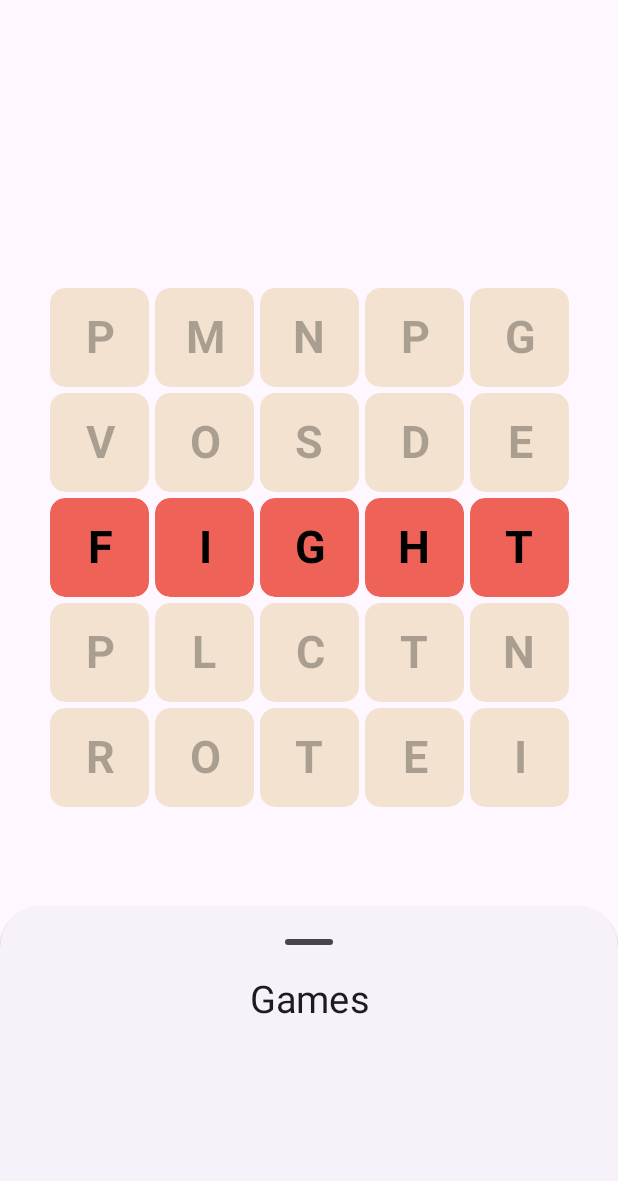
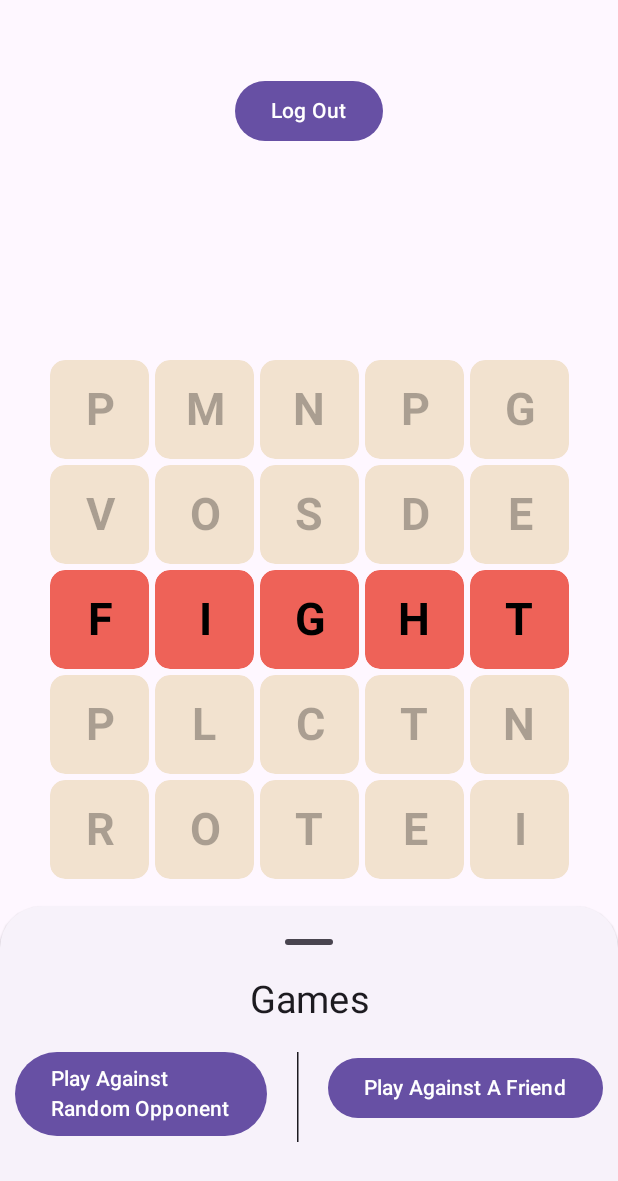
Before and after one commit to Bdavis49382/WordfightMobile, an Android app built with Jetpack Compose: the screen it shows after launch (MainActivity), on a phone screen of 412 x 824 dp. Shown: the top 1181 px of the screen. Run offline under Robolectric (Android 15) with nearby library versions, the phone set to English and light mode, and no system bars; our stand-ins replace Firebase (no records; nobody signed in at launch, a user with empty details on screens opened directly); 1 statement that could not run was skipped.

Commit message:
https://trello.com/c/lGSGHyOU/14-make-random-game-creation-work

```diff
--- a/app/src/main/java/com/wordfightmobile/MainActivity.kt
+++ b/app/src/main/java/com/wordfightmobile/MainActivity.kt
@@ -16,8 +16,10 @@ import androidx.compose.foundation.layout.fillMaxSize
 import androidx.compose.foundation.layout.height
 import androidx.compose.foundation.layout.padding
 import androidx.compose.material3.BottomSheetScaffold
+import androidx.compose.material3.Button
 import androidx.compose.material3.ExperimentalMaterial3Api
 import androidx.compose.material3.MaterialTheme
+import androidx.compose.material3.Text
 import androidx.compose.material3.darkColorScheme
 import androidx.compose.material3.lightColorScheme
 import androidx.compose.material3.rememberBottomSheetScaffoldState
@@ -42,6 +44,7 @@ import com.wordfightmobile.ui.GridSize
 import com.wordfightmobile.ui.theme.WordfightMobileTheme
 import com.wordfightmobile.viewModels.AuthViewModel
 import com.wordfightmobile.viewModels.GamesViewModel
+import kotlinx.coroutines.launch
 
 class MainActivity : ComponentActivity() {
     @OptIn(ExperimentalMaterial3Api::class)
@@ -102,8 +105,21 @@ class MainActivity : ComponentActivity() {
                         Column(modifier = Modifier.padding(innerPadding),
                             horizontalAlignment =  Alignment.CenterHorizontally
                             ) {
-                            Spacer(modifier = Modifier.height(150.dp))
-                            Crossfade(hasGame, animationSpec = tween(3000, delayMillis = 400)) { hasGame ->
+                            Button({
+                                scope.launch {
+                                    authViewModel.logout(credentialManager)
+                                    authViewModel.login(scope,credentialManager,context) {
+                                        gamesViewModel.getGames()
+                                        gamesViewModel.gameId.value = null
+                                    }
+                                } },
+                                modifier = Modifier.padding(top = 50.dp)) {
+                                Text(
+                                    "Log Out"
+                                )
+                            }
+                            Spacer(modifier = Modifier.height(100.dp))
+                            Crossfade(hasGame, animationSpec = tween(4000, delayMillis = 600)) { hasGame ->
                                 if (!hasGame) {
                                     Column {
                                         Spacer(modifier = Modifier.height(40.dp))
--- /dev/null
+++ b/app/src/main/java/com/wordfightmobile/ui/CreateGameBar.kt
@@ -0,0 +1,53 @@
+package com.wordfightmobile.ui
+
+import android.widget.Toast
+import androidx.compose.foundation.layout.Arrangement
+import androidx.compose.foundation.layout.Row
+import androidx.compose.foundation.layout.fillMaxWidth
+import androidx.compose.foundation.layout.height
+import androidx.compose.foundation.layout.padding
+import androidx.compose.foundation.layout.width
+import androidx.compose.material3.BottomSheetScaffoldState
+import androidx.compose.material3.Button
+import androidx.compose.material3.ExperimentalMaterial3Api
+import androidx.compose.material3.MaterialTheme
+import androidx.compose.material3.Text
+import androidx.compose.material3.VerticalDivider
+import androidx.compose.runtime.Composable
+import androidx.compose.runtime.rememberCoroutineScope
+import androidx.compose.ui.Modifier
+import androidx.compose.ui.platform.LocalContext
+import androidx.compose.ui.unit.dp
+import androidx.lifecycle.viewmodel.compose.viewModel
+import com.wordfightmobile.viewModels.GamesViewModel
+import kotlinx.coroutines.launch
+
+@OptIn(ExperimentalMaterial3Api::class)
+@Composable
+fun CreateGameBar(scaffoldState: BottomSheetScaffoldState) {
+    val scope = rememberCoroutineScope()
+    val viewModel : GamesViewModel = viewModel()
+    val context = LocalContext.current
+
+    Row(modifier = Modifier.fillMaxWidth(), horizontalArrangement = Arrangement.SpaceEvenly) {
+        Button({
+            scope.launch {
+                viewModel.createGame()
+                scaffoldState.bottomSheetState.partialExpand()
+                Toast.makeText(context, "Finding game for you...", Toast.LENGTH_SHORT).show()
+            }
+        }) {
+            Text(
+                text = "Play Against Random Opponent", modifier = Modifier.width(120.dp))
+        }
+        VerticalDivider(color = MaterialTheme.colorScheme.onBackground, modifier = Modifier.height(60.dp).padding(horizontal = 10.dp))
+        Button({
+            scope.launch {
+                Toast.makeText(context, "Not implemented yet.", Toast.LENGTH_LONG).show()
+            }
+        }) {
+            Text(
+                text = "Play Against A Friend")
+        }
+    }
+}
--- a/app/src/main/java/com/wordfightmobile/ui/GameScreen.kt
+++ b/app/src/main/java/com/wordfightmobile/ui/GameScreen.kt
@@ -1,5 +1,6 @@
 package com.wordfightmobile.ui
 
+import android.widget.Toast
 import androidx.compose.foundation.layout.Column
 import androidx.compose.foundation.layout.fillMaxWidth
 import androidx.compose.foundation.layout.height
@@ -12,6 +13,7 @@ import androidx.compose.runtime.getValue
 import androidx.compose.runtime.remember
 import androidx.compose.ui.Alignment
 import androidx.compose.ui.Modifier
+import androidx.compose.ui.platform.LocalContext
 import androidx.compose.ui.text.font.FontWeight
 import androidx.compose.ui.text.style.TextAlign
 import androidx.compose.ui.unit.dp
@@ -25,6 +27,7 @@ import com.wordfightmobile.viewModels.GamesViewModel
 fun GameScreen(game: Game) {
     val gamesViewModel: GamesViewModel = viewModel()
     val authViewModel : AuthViewModel = viewModel()
+    val context = LocalContext.current
     val isTurn by remember { derivedStateOf {
         game.turn == authViewModel.uid
     } }
@@ -48,6 +51,7 @@ fun GameScreen(game: Game) {
         if (isTurn) {
             Button({
                 gamesViewModel.submitWord()
+                Toast.makeText(context, "Submitting...", Toast.LENGTH_LONG).show()
             }) {
                 Text("Submit")
             }
--- a/app/src/main/java/com/wordfightmobile/ui/GameSummary.kt
+++ b/app/src/main/java/com/wordfightmobile/ui/GameSummary.kt
@@ -60,10 +60,9 @@ fun GameSummary(game: Game, scaffoldState: BottomSheetScaffoldState) {
             GameGrid(game.blocks, GridSize.Small, clickEnabled = false, onClick = { onClick()})
         }
         Column {
-            Text(if (game.players[0] == authViewModel.uid) game.players[1] else game.players[0])
+            Text(if (game.players[0] == authViewModel.uid) game.playerNames[1] else game.playerNames[0])
             Text(if (game.turn == authViewModel.uid) "Your Turn" else "Their Turn")
             Text("Last Move: " + formatDate(game.lastMove.toInstant()))
-
         }
     }
 }
--- a/app/src/main/java/com/wordfightmobile/ui/GamesSheet.kt
+++ b/app/src/main/java/com/wordfightmobile/ui/GamesSheet.kt
@@ -6,20 +6,15 @@ import androidx.compose.animation.Crossfade
 import androidx.compose.animation.core.tween
 import androidx.compose.foundation.layout.Arrangement
 import androidx.compose.foundation.layout.Column
-import androidx.compose.foundation.layout.Row
 import androidx.compose.foundation.layout.Spacer
 import androidx.compose.foundation.layout.fillMaxWidth
 import androidx.compose.foundation.layout.height
 import androidx.compose.foundation.layout.padding
-import androidx.compose.foundation.layout.width
 import androidx.compose.foundation.lazy.LazyColumn
 import androidx.compose.foundation.lazy.items
 import androidx.compose.material3.BottomSheetScaffoldState
-import androidx.compose.material3.Button
 import androidx.compose.material3.ExperimentalMaterial3Api
-import androidx.compose.material3.MaterialTheme
 import androidx.compose.material3.Text
-import androidx.compose.material3.VerticalDivider
 import androidx.compose.runtime.Composable
 import androidx.compose.runtime.derivedStateOf
 import androidx.compose.runtime.getValue
@@ -32,20 +27,18 @@ import androidx.compose.ui.unit.dp
 import androidx.compose.ui.unit.sp
 import androidx.lifecycle.viewmodel.compose.viewModel
 import com.wordfightmobile.viewModels.GamesViewModel
-import kotlinx.coroutines.launch
 
 @RequiresApi(Build.VERSION_CODES.S)
 @OptIn(ExperimentalMaterial3Api::class)
 @Composable
 fun GamesSheet(scaffoldState: BottomSheetScaffoldState) {
     val viewModel : GamesViewModel = viewModel()
-    val scope = rememberCoroutineScope()
     val hasGames by remember {
         derivedStateOf {
             viewModel.games.isNotEmpty()
         }
     }
-    Crossfade(hasGames, animationSpec = tween(500)) {
+    Crossfade(hasGames, animationSpec = tween(700)) {
         if (it) {
             LazyColumn(verticalArrangement = Arrangement.spacedBy(20.dp),
                 horizontalAlignment = Alignment.Start,
@@ -59,25 +52,7 @@ fun GamesSheet(scaffoldState: BottomSheetScaffoldState) {
                     GameSummary(it, scaffoldState)
                 }
                 item {
-                    Row(modifier = Modifier.fillMaxWidth(), horizontalArrangement = Arrangement.SpaceEvenly) {
-                        Button({
-                            scope.launch {
-                                viewModel.createGame()
-                            }
-                        }) {
-                            Text(
-                                text = "Play Against Random Opponent", modifier = Modifier.width(120.dp))
-                        }
-                        VerticalDivider(color = MaterialTheme.colorScheme.onBackground, modifier = Modifier.height(60.dp).padding(horizontal = 10.dp))
-                        Button({
-                            scope.launch {
-                                viewModel.createGame()
-                            }
-                        }) {
-                            Text(
-                                text = "Play Against A Friend")
-                        }
-                    }
+                    CreateGameBar(scaffoldState)
                 }
                 item {
                     Spacer(modifier = Modifier.height(50.dp))
@@ -89,6 +64,8 @@ fun GamesSheet(scaffoldState: BottomSheetScaffoldState) {
                 Text("Games", fontSize = 25.sp,
                     textAlign = TextAlign.Center,
                     modifier = Modifier.fillMaxWidth())
+                Spacer(modifier = Modifier.height(20.dp))
+                CreateGameBar(scaffoldState)
             }
 
         }
--- a/app/src/main/java/com/wordfightmobile/viewModels/AuthViewModel.kt
+++ b/app/src/main/java/com/wordfightmobile/viewModels/AuthViewModel.kt
@@ -97,6 +97,7 @@ class AuthViewModel: ViewModel() {
                             db.collection("users").document(auth.uid.toString()).set(mapOf("name" to auth.currentUser?.displayName))
                         }
                     }
+                    uid = task.result.user?.uid
                     after()
                 }
             }
--- a/app/src/main/java/com/wordfightmobile/viewModels/GamesViewModel.kt
+++ b/app/src/main/java/com/wordfightmobile/viewModels/GamesViewModel.kt
@@ -30,7 +30,9 @@ class GamesViewModel : ViewModel() {
 
     fun getGames() {
         scope.launch {
-            db.collection("games").orderBy("lastMove", Query.Direction.DESCENDING).addSnapshotListener { docs,e ->
+            db.collection("games")
+                .whereArrayContains("players",auth.uid.toString())
+                .orderBy("lastMove", Query.Direction.DESCENDING).addSnapshotListener { docs,e ->
                 games.clear()
                 docs?.forEach { doc ->
                     val game = doc.toObject<Game>(Game::class.java)
```
